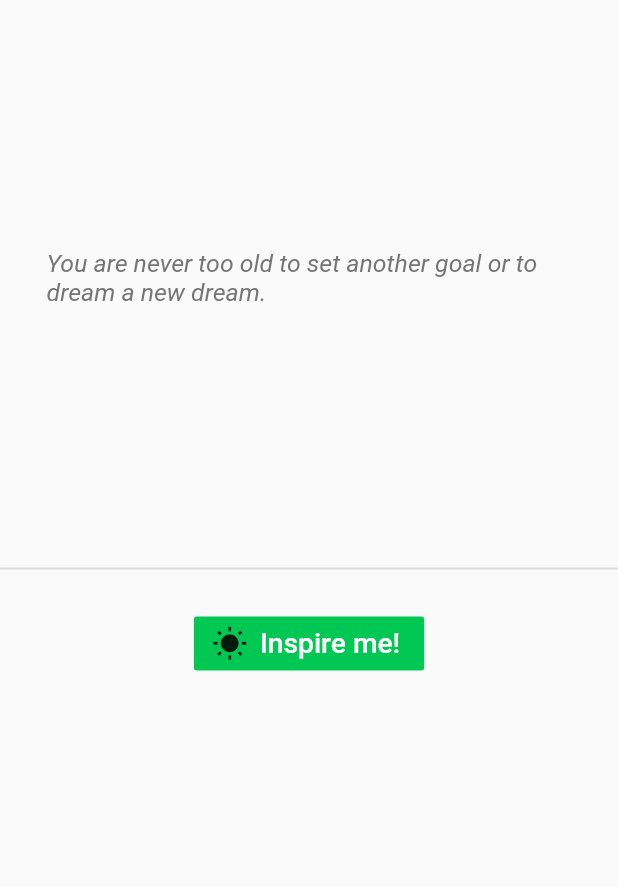
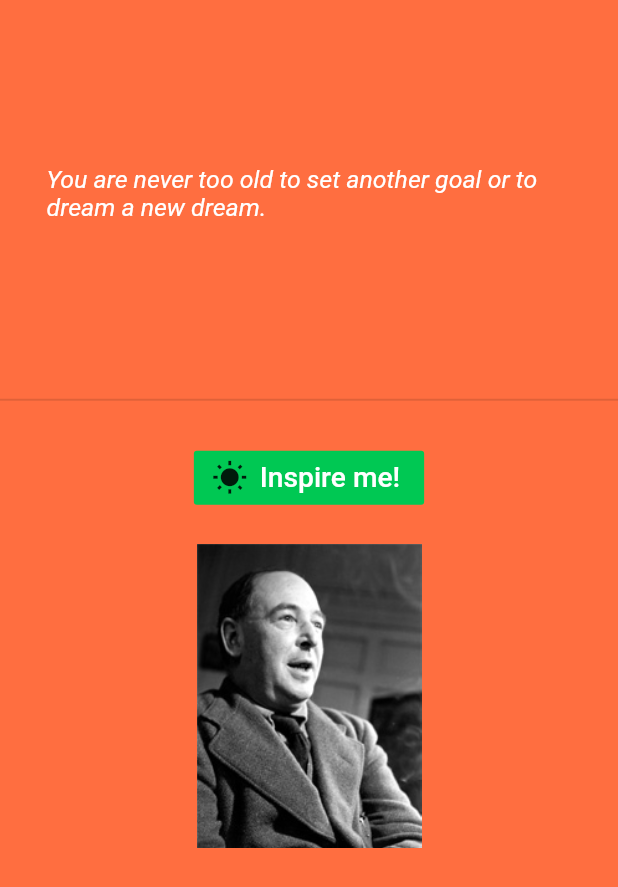
Before and after one commit to TristanHoladay/Flutter_Course-Dart, a Flutter app: the screen it shows after launch, on a phone screen of 412 x 824 dp. Shown: the top 887 px of the screen. Run offline on Flutter 3.47's test engine with Material 2 defaults, Android fonts, the phone set to English and light mode, and no system bars.

Commit message:
added pic and body color

```diff
--- a/quotes_app/lib/ui/home.dart
+++ b/quotes_app/lib/ui/home.dart
@@ -27,6 +27,7 @@ class _WisdomState extends State<Wisdom> {
   Widget build(BuildContext context) {
     return Scaffold(
       body: Container(
+        color: Colors.deepOrangeAccent,
         child: Column(
           mainAxisAlignment: MainAxisAlignment.center,
           children: <Widget>[
@@ -35,14 +36,14 @@ class _WisdomState extends State<Wisdom> {
                 child: Container(
                     width: 350,
                     height: 200,
-                    margin: EdgeInsets.all(30.0),
+                    margin: EdgeInsets.all(10.0),
                     decoration: BoxDecoration(
                       color: Colors.transparent,
                       borderRadius: BorderRadius.circular(14.5),
                     ),
                     child: Center(child: Text(quotes[_index % quotes.length],
                     style: TextStyle(
-                      color: Colors.grey.shade600,
+                      color: Colors.white,
                       fontStyle: FontStyle.italic,
                       fontSize: 16.5
                     )))),
@@ -51,7 +52,7 @@ class _WisdomState extends State<Wisdom> {
 
             Divider(thickness: 1.3),
             Padding(
-              padding: const EdgeInsets.only(top: 18.0),
+              padding: const EdgeInsets.only(top: 20.0, bottom: 20.0),
               child: FlatButton.icon(
                   onPressed: _showQuote,
                   color: Colors.greenAccent.shade700,
@@ -59,6 +60,8 @@ class _WisdomState extends State<Wisdom> {
                   label: Text("Inspire me!",
                     style: TextStyle(fontSize: 18.8, color: Colors.white))),
             ),
+            Image.asset('assets/images/cs_lewis.jpg',
+            width: 150,),
             Spacer()
           ],
         ),
--- a/quotes_app/pubspec.yaml
+++ b/quotes_app/pubspec.yaml
@@ -44,7 +44,8 @@ flutter:
   # assets:
   #  - images/a_dot_burr.jpeg
   #  - images/a_dot_ham.jpeg
-
+  assets:
+    - assets/images/
   # An image asset can refer to one or more resolution-specific "variants", see
   # https://flutter.dev/assets-and-images/#resolution-aware.
 
```
Also changed, not shown: quotes_app/assets/images/cs_lewis.jpg (added).
